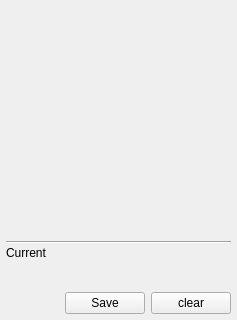
Qt form src/filterbar.ui (fontmatrix/fontmatrix) before a commit; both pictures show x 0 to 237 and y 441 to 761 of the 237 by 761 pixel window.
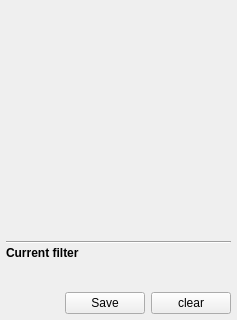
The same form after that commit. Custom widgets are drawn as their Qt base class.

What changed in the file:
```diff
--- a/src/filterbar.ui
+++ b/src/filterbar.ui
@@ -402,8 +402,14 @@
      </property>
      <item>
       <widget class="QLabel" name="label_6">
+       <property name="font">
+        <font>
+         <weight>75</weight>
+         <bold>true</bold>
+        </font>
+       </property>
        <property name="text">
-        <string>Current</string>
+        <string>Current filter</string>
        </property>
       </widget>
      </item>
```
